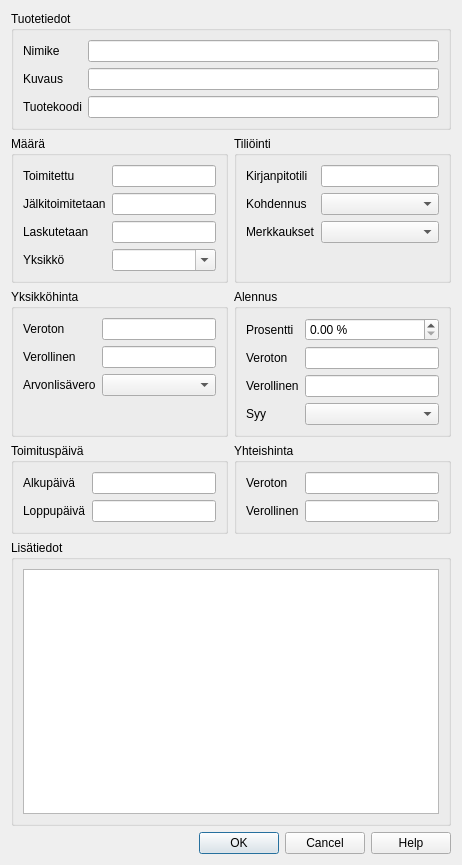
artoh/kitupiikki, file kitsas/laskutus/laskudlg/laskurividialogi.ui: the form before one commit.
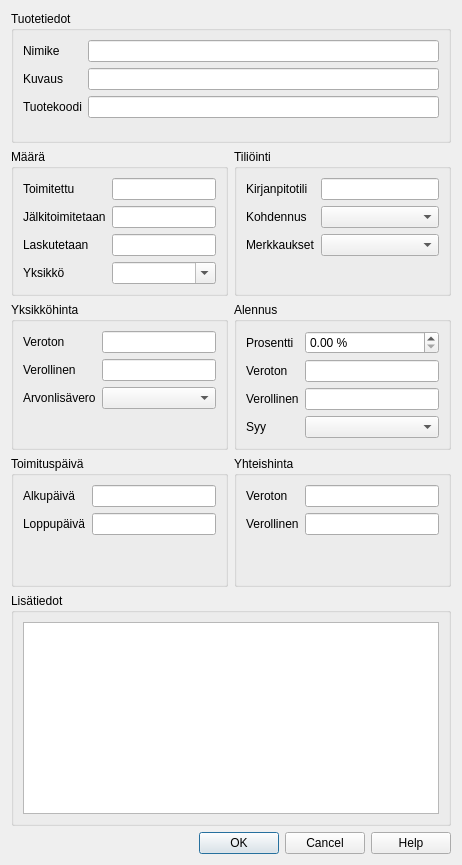
The form after the commit. Custom widgets are drawn as their Qt base class.

Commit message: Laskurividialogin saa matalammaksi

The edit to the form file:
```diff
--- a/kitsas/laskutus/laskudlg/laskurividialogi.ui
+++ b/kitsas/laskutus/laskudlg/laskurividialogi.ui
@@ -23,7 +23,7 @@
       <item>
        <widget class="QPlainTextEdit" name="lisatietoEdit">
         <property name="sizePolicy">
-         <sizepolicy hsizetype="Expanding" vsizetype="MinimumExpanding">
+         <sizepolicy hsizetype="Expanding" vsizetype="Preferred">
           <horstretch>0</horstretch>
           <verstretch>0</verstretch>
          </sizepolicy>
```
